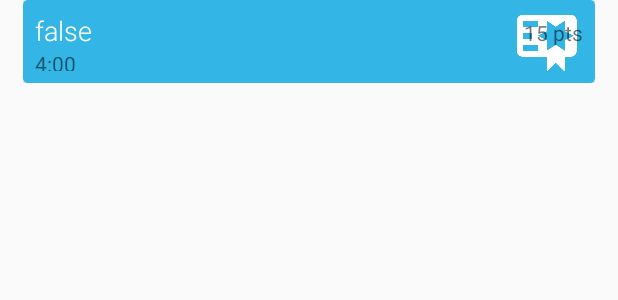
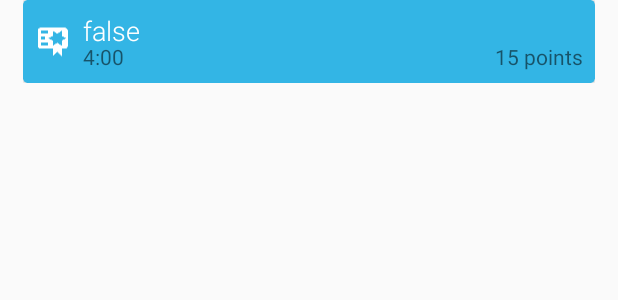
Before and after one commit to MichaelZhang-TCT/HomeworkNotifierAndroid, an Android app: the layout todo_list_item.xml on its own in the app's theme, with its tools: preview values and no code run, on a phone screen of 412 x 824 dp. Shown: the top 300 px of the screen. Run offline under Robolectric (Android 15) with nearby library versions, the phone set to English and light mode, and no system bars.

Commit message:
ellipsizing the card text.

```diff
--- a/app/src/main/java/edu/byu/dtaylor/homeworknotifier/ScheduleRVAdapter.java
+++ b/app/src/main/java/edu/byu/dtaylor/homeworknotifier/ScheduleRVAdapter.java
@@ -67,13 +67,13 @@ class ScheduleRVAdapter extends RecyclerView.Adapter<RecyclerView.ViewHolder> {
             holder.itemTypeImage.setAlpha(30);
             switch ((new Random()).nextInt() % 3){
                 case 0:
-                    holder.itemTypeImage.setImageResource(R.drawable.ic_book_minus_white_48dp);
+                    holder.itemTypeImage.setImageResource(R.drawable.ic_book_minus_white_24dp);
                     break;
                 case 1:
-                    holder.itemTypeImage.setImageResource(R.drawable.ic_flask_white_48dp);
+                    holder.itemTypeImage.setImageResource(R.drawable.ic_flask_white_24dp);
                     break;
                 case 2:
-                    holder.itemTypeImage.setImageResource(R.drawable.ic_pen_white_48dp);
+                    holder.itemTypeImage.setImageResource(R.drawable.ic_pen_white_24dp);
                     break;
                 default:
                     break;
--- a/app/src/main/res/layout/todo_list_item.xml
+++ b/app/src/main/res/layout/todo_list_item.xml
@@ -1,76 +1,86 @@
 <?xml version="1.0" encoding="utf-8"?>
 <LinearLayout xmlns:android="http://schemas.android.com/apk/res/android"
+    xmlns:card_view="http://schemas.android.com/apk/res-auto"
     xmlns:tools="http://schemas.android.com/tools"
-    xmlns:card_view="http://schemas.android.com/apk/res-auto"
     android:layout_width="fill_parent"
     android:layout_height="wrap_content"
+    android:layout_marginBottom="8dp"
     android:baselineAligned="false"
     android:orientation="horizontal"
-    android:weightSum="1"
     android:paddingLeft="15dp"
     android:paddingRight="15dp"
-    android:layout_marginBottom="8dp"
-    >
+    android:weightSum="1">
 
     <android.support.v7.widget.CardView
         android:id="@+id/cv"
         android:layout_width="match_parent"
         android:layout_height="55dp"
-        card_view:cardCornerRadius="3dp"
         card_view:cardBackgroundColor="@color/blue"
-        >
+        card_view:cardCornerRadius="3dp">
+
+        <RelativeLayout
+            android:layout_width="wrap_content"
+            android:layout_height="wrap_content"
+            android:padding="8dp"
+            android:orientation="horizontal">
+
+            <ImageView
+                android:id="@+id/assignment_type_image"
+                android:layout_width="wrap_content"
+                android:layout_height="match_parent"
+                android:paddingRight="8dp"
+                android:layout_alignParentStart="true"
+                android:src="@drawable/ic_certificate_white_24dp" />
+
+            <RelativeLayout
+                android:layout_width="wrap_content"
+                android:layout_height="match_parent"
+                android:layout_toRightOf="@id/assignment_type_image"
+                android:layout_alignParentTop="true">
 
 
-        <RelativeLayout
-            android:layout_width="match_parent"
-            android:layout_height="match_parent"
-            android:padding="8dp"
-            android:layout_alignParentTop="true"
-            android:layout_alignParentStart="true"
-            >
-            <ImageView
-                android:layout_width="wrap_content"
-                android:layout_height="100dp"
-                android:id="@+id/assignment_type_image"
-                android:src="@drawable/ic_certificate_white_48dp"
-                android:scaleType="centerCrop"
-                android:layout_alignParentBottom="true"
-                android:layout_alignParentEnd="true" />
+                <LinearLayout
+                    android:id="@+id/card_top_line"
+                    android:layout_width="match_parent"
+                    android:layout_height="wrap_content"
+                    android:orientation="horizontal">
 
-            <LinearLayout
-                android:layout_width="match_parent"
-                android:layout_height="wrap_content"
-                android:orientation="horizontal"
-                android:id="@+id/card_top_line">
+                </LinearLayout>
+
+
+                <TextView
+                    android:id="@+id/assignment_due_time"
+                    android:layout_width="wrap_content"
+                    android:layout_height="wrap_content"
+                    android:text="4:00"
+                    android:layout_alignParentBottom="true"
+                    android:layout_alignParentStart="true" />
+
+                <TextView
+                    android:id="@+id/assignment_points_possible"
+                    android:layout_width="wrap_content"
+                    android:layout_height="wrap_content"
+                    android:text="15 points"
+                    android:layout_alignParentBottom="true"
+                    android:layout_alignEnd="@+id/card_top_line" />
+
                 <TextView
                     android:id="@+id/item_name"
                     android:layout_width="wrap_content"
                     android:layout_height="wrap_content"
+                    android:layout_weight="1"
                     android:fontFamily="sans-serif-light"
-                    android:layout_weight="1"
-
+                    android:text="@+id/assignment_name"
                     android:textColor="#FFFFFF"
-
                     android:textSize="18sp"
-                    android:text="@+id/assignment_name" />
-                <TextView
-                    android:layout_width="wrap_content"
-                    android:layout_height="wrap_content"
-                    android:text="15 pts"
-                    android:id="@+id/assignment_points_possible" />
-            </LinearLayout>
+                    android:layout_alignParentStart="true"
+                    android:singleLine="true"
+                    android:ellipsize="end"
+                    android:maxLines="1"
+                    />
 
 
-            <TextView
-                android:layout_width="wrap_content"
-                android:layout_height="wrap_content"
-                android:text="4:00"
-                android:id="@+id/assignment_due_time"
-                android:layout_below="@+id/card_top_line"
-                android:layout_alignParentStart="true" />
-
-
-
+            </RelativeLayout>
 
         </RelativeLayout>
 
```
Also changed, not shown: app/src/main/res/layout/schedule_list_item.xml (+55 -45 lines), 1 other file.
